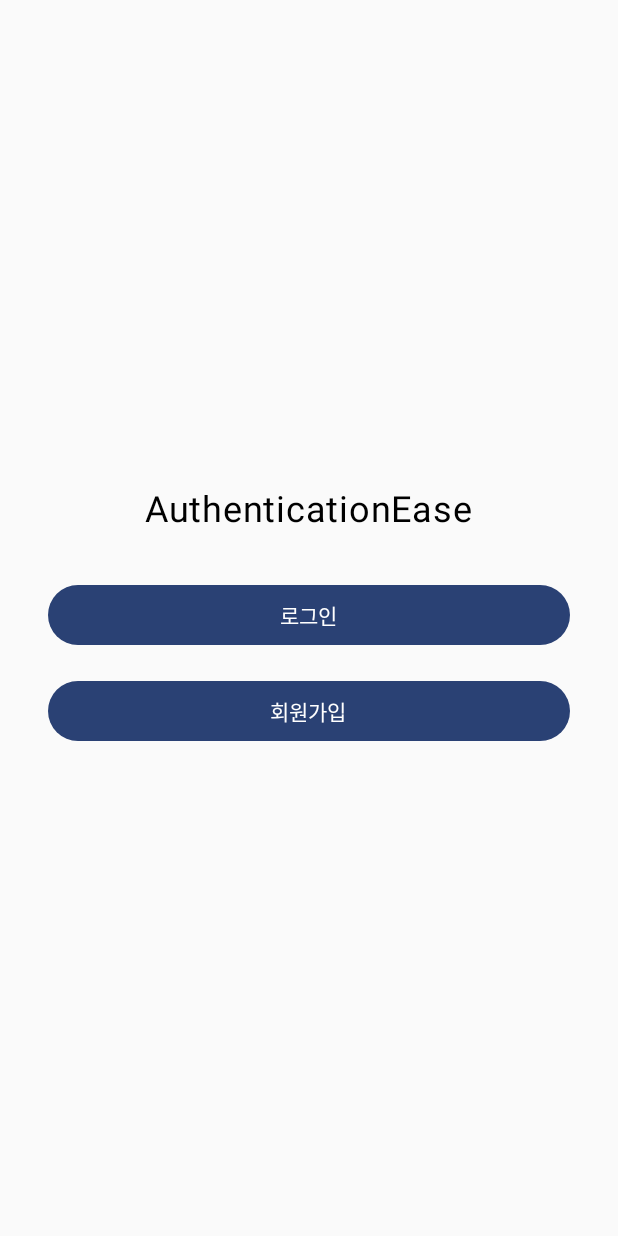
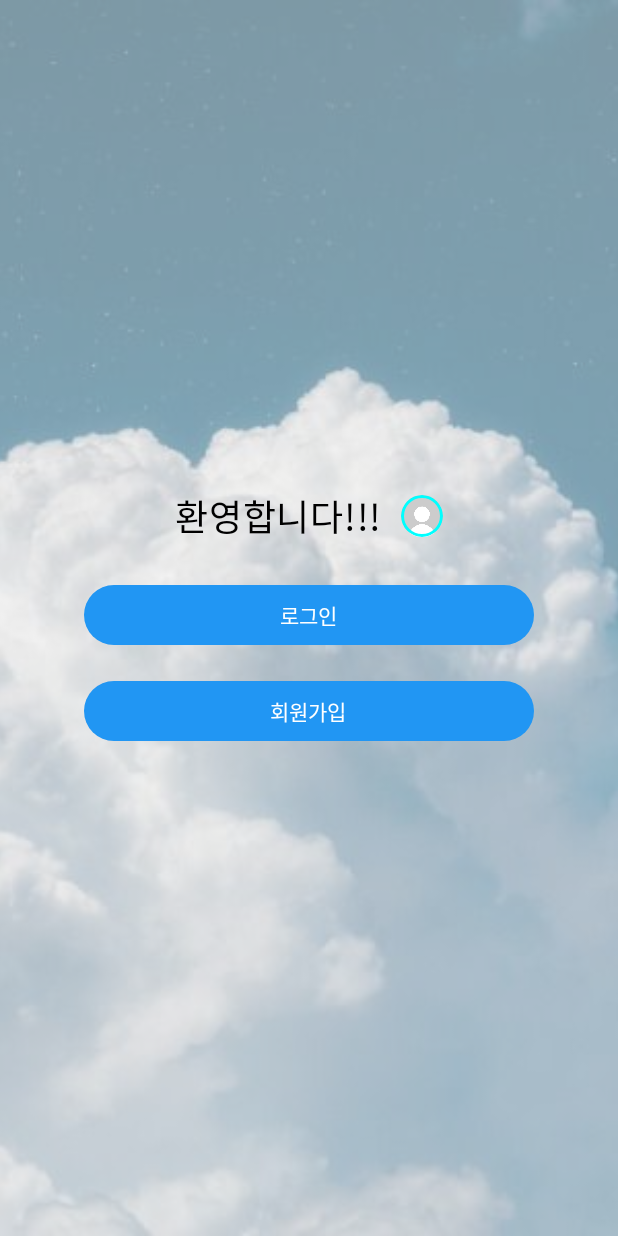
Before and after one commit to Sunsyy08/AndroidLogin, an Android app built with Jetpack Compose: the screen it shows after launch (MainActivity), on a phone screen of 412 x 824 dp. Run offline under Robolectric (Android 15) with nearby library versions, the phone set to English and light mode, and no system bars.

Commit message:
HomeActivity Create

```diff
--- a/app/build.gradle.kts
+++ b/app/build.gradle.kts
@@ -40,7 +40,12 @@ android {
 }
 
 dependencies {
+    // Compose Navigation
+    implementation("androidx.navigation:navigation-compose:2.7.7")
+    // Animated Navigation (Accompanist)
+    implementation("com.google.accompanist:accompanist-navigation-animation:0.34.0") // 최신 버전 확인 권장
 
+    implementation("androidx.compose.material:material-icons-extended")
     implementation(libs.androidx.core.ktx)
     implementation(libs.androidx.lifecycle.runtime.ktx)
     implementation(libs.androidx.activity.compose)
--- a/app/src/main/java/com/example/authenticationease/MainActivity.kt
+++ b/app/src/main/java/com/example/authenticationease/MainActivity.kt
@@ -4,11 +4,20 @@ import android.content.Intent
 import android.os.Bundle
 import androidx.activity.ComponentActivity
 import androidx.activity.compose.setContent
+import androidx.compose.foundation.Image
+import androidx.compose.foundation.background
+import androidx.compose.foundation.border
 import androidx.compose.foundation.layout.*
+import androidx.compose.foundation.shape.CircleShape
 import androidx.compose.material3.*
 import androidx.compose.runtime.Composable
 import androidx.compose.ui.Alignment
 import androidx.compose.ui.Modifier
+import androidx.compose.ui.draw.clip
+import androidx.compose.ui.graphics.Color
+import androidx.compose.ui.graphics.graphicsLayer
+import androidx.compose.ui.layout.ContentScale
+import androidx.compose.ui.res.painterResource
 import androidx.compose.ui.unit.dp
 import androidx.compose.ui.unit.sp
 import com.example.authenticationease.ui.theme.AuthenticationEaseTheme
@@ -37,19 +46,57 @@ fun MainScreen(
     onLoginClick: () -> Unit,
     onSignupClick: () -> Unit
 ) {
+    val image = painterResource(R.drawable.sky)
+    val image1 = painterResource(R.drawable.profile)
+    Box(
+        modifier = Modifier
+            .fillMaxSize()
+    ) {
+        // 배경 이미지
+        Image(
+            painter = image,
+            contentDescription = null,
+            contentScale = ContentScale.Crop,
+            modifier = Modifier
+                .fillMaxSize()
+                .graphicsLayer(alpha = 0.5f) // 투명도 설정 (선택)
+        )
         Column(
             modifier = Modifier
                 .fillMaxSize()
-            .padding(32.dp),
+                .padding(24.dp),
             verticalArrangement = Arrangement.Center,
             horizontalAlignment = Alignment.CenterHorizontally
         ) {
-        Text("AuthenticationEase", fontSize = 24.sp)
-        Spacer(modifier = Modifier.height(32.dp))
+            Row(
+                verticalAlignment = Alignment.CenterVertically,
+                horizontalArrangement = Arrangement.Center
+            ){
+                Text("환영합니다!!!",
+                    fontSize = 24.sp,
+                    color = Color.Black )
+                Spacer(modifier = Modifier.width(12.dp))
+
+                Image(
+                    painter = image1,
+                    contentDescription = null,
+                    contentScale = ContentScale.Crop,
+                    modifier = Modifier
+                        .size(28.dp)
+                        .clip(CircleShape)
+                        .border(2.dp, Color.Cyan, CircleShape)
+                )
+            }
+            Spacer(modifier = Modifier.height(24.dp))
+
 
             Button(
                 onClick = onLoginClick,
-            modifier = Modifier.fillMaxWidth()
+                colors = ButtonDefaults.buttonColors(
+                    containerColor = Color(0xFF2196F3),
+                    contentColor = Color.White
+                ),
+                modifier = Modifier.width(300.dp)
             ) {
                 Text("로그인")
             }
@@ -58,9 +105,14 @@ fun MainScreen(
 
             Button(
                 onClick = onSignupClick,
-            modifier = Modifier.fillMaxWidth()
+                colors = ButtonDefaults.buttonColors(
+                    containerColor = Color(0xFF2196F3),
+                    contentColor = Color.White
+                ),
+                modifier = Modifier.width(300.dp)
             ) {
                 Text("회원가입")
             }
         }
     }
+}
```
Also changed, not shown: app/src/main/java/com/example/authenticationease/HomeActivity.kt (+76 -24 lines). Lines whose indentation alone changed are shown as unchanged.
